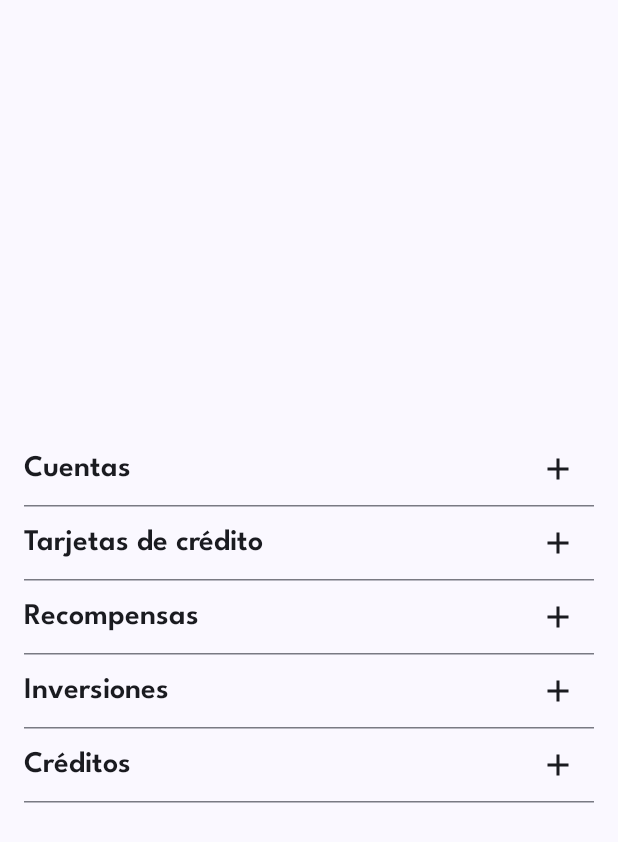
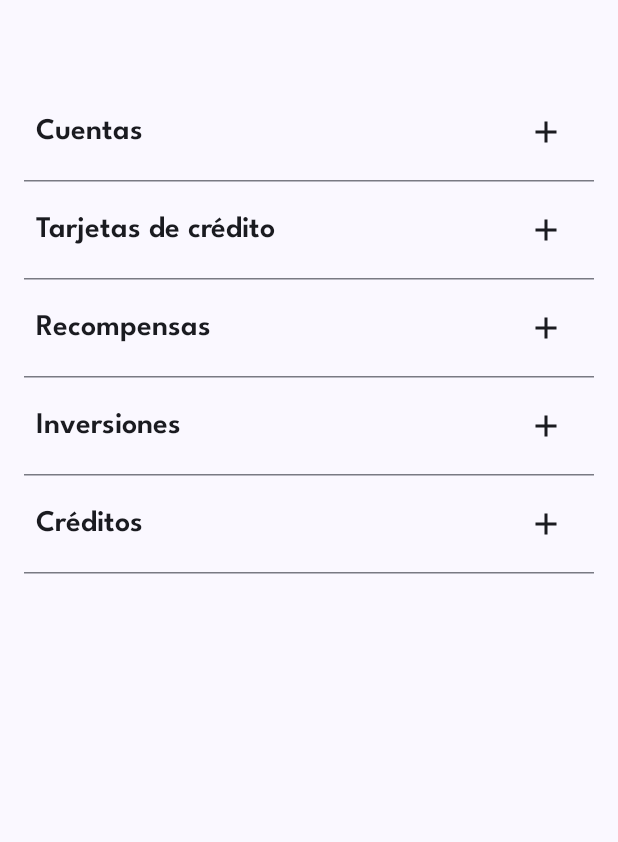
Before and after one commit to pedro-donoso/jetpackCompose-Material, an Android app built with Jetpack Compose: the screen it shows after launch (MainActivity), on a phone screen of 412 x 824 dp. Shown: the top 842 px of the screen. Run offline under Robolectric (Android 15) with nearby library versions, the phone set to English and light mode, and no system bars.

Commit message:
agrego margen superior

```diff
--- a/app/src/main/java/com/example/mibanco/MainActivity.kt
+++ b/app/src/main/java/com/example/mibanco/MainActivity.kt
@@ -8,7 +8,6 @@ import androidx.compose.foundation.layout.Box
 import androidx.compose.foundation.layout.fillMaxSize
 import androidx.compose.material3.MaterialTheme
 import androidx.compose.material3.Surface
-import androidx.compose.ui.Alignment
 import androidx.compose.ui.Modifier
 import com.example.mibanco.screens.HomeScreen
 import com.example.mibanco.ui.theme.MiBancoTheme
@@ -24,8 +23,7 @@ class MainActivity : ComponentActivity() {
                     color = MaterialTheme.colorScheme.background
                 ) {
                     Box(
-                        modifier = Modifier.fillMaxSize(),
-                        contentAlignment = Alignment.Center
+                        modifier = Modifier.fillMaxSize()
                     ) {
                         HomeScreen()
                     }
--- a/app/src/main/java/com/example/mibanco/screens/HomeScreen.kt
+++ b/app/src/main/java/com/example/mibanco/screens/HomeScreen.kt
@@ -1,8 +1,12 @@
 package com.example.mibanco.screens
 
+import androidx.compose.animation.animateContentSize
+import androidx.compose.animation.core.LinearEasing
+import androidx.compose.animation.core.tween
 import androidx.compose.foundation.layout.Column
 import androidx.compose.foundation.layout.PaddingValues
 import androidx.compose.foundation.layout.Row
+import androidx.compose.foundation.layout.padding
 import androidx.compose.foundation.lazy.LazyColumn
 import androidx.compose.foundation.lazy.items
 import androidx.compose.material.icons.Icons
@@ -33,6 +37,8 @@ fun HomeScreen() {
     )
 
     LazyColumn(
+        modifier = Modifier
+            .padding(top = 40.dp),
         contentPadding = PaddingValues(16.dp)
     ) {
         items(listaItemsPrincipal) { item ->
@@ -49,7 +55,13 @@ fun ListItemRow(item: ItemsPrincipal) {
         mutableStateOf(false)
     }
 
-    Column {
+    Column (
+        modifier = Modifier
+            .animateContentSize (
+                animationSpec = tween(240, 0, LinearEasing)
+            )
+            .padding(8.dp)
+    ) {
         Row(
             verticalAlignment = Alignment.CenterVertically
         ) {
```
